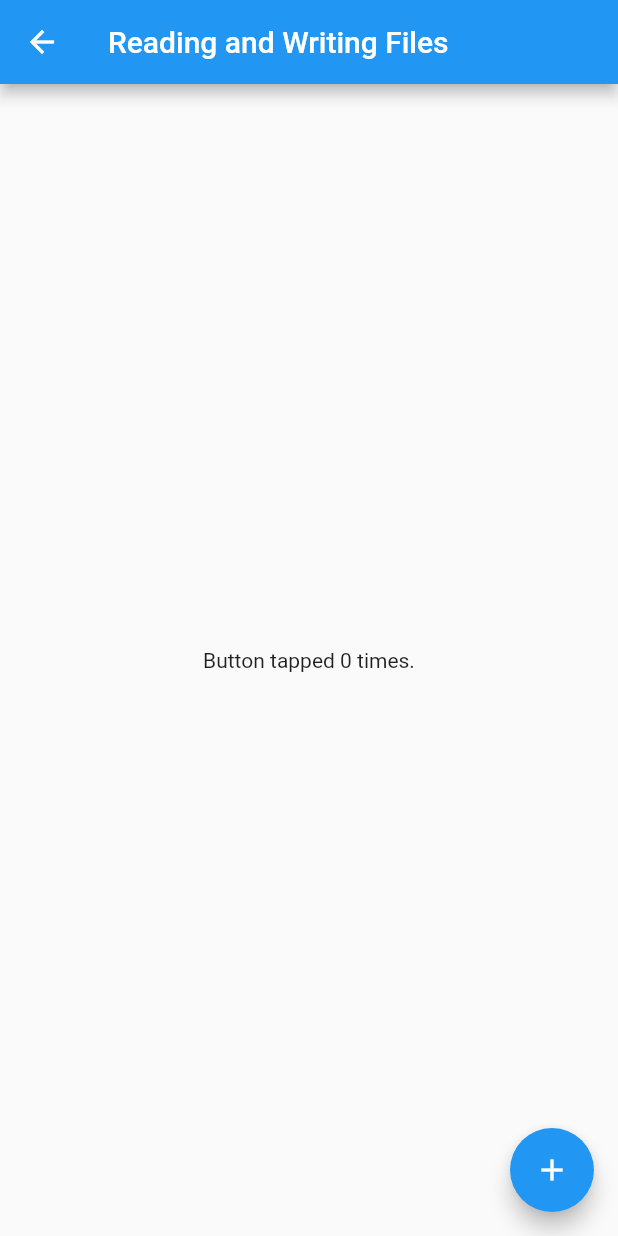
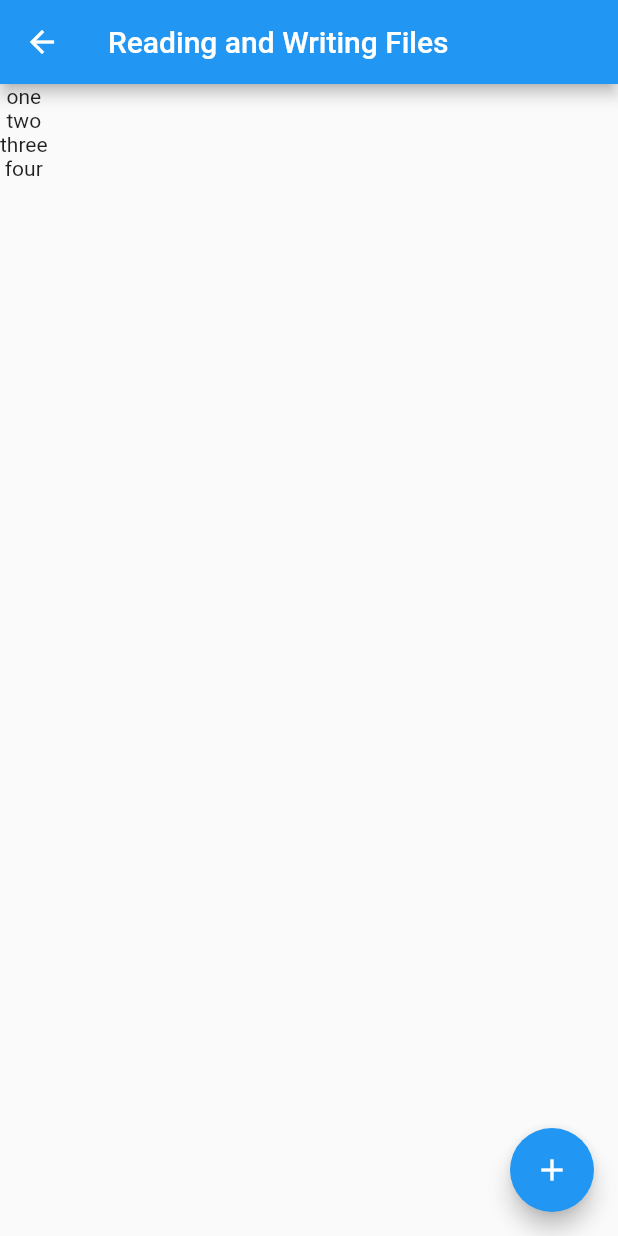
Before and after one commit to jchavaherrera/AplicacionTCU, a Flutter app: the screen it shows after launch, after a tap on "Ingresar", on a phone screen of 412 x 824 dp. Run offline on Flutter 3.47's test engine with Material 2 defaults, Android fonts, the light colour scheme and no system bars; our stand-ins replace local_auth.

Commit message:
Imprime la lista de palabras

```diff
--- a/lib/home.dart
+++ b/lib/home.dart
@@ -37,6 +37,11 @@ class CounterStorage {
     // Write the file
     return file.writeAsString('$counter');
   }
+
+  Future<List<String>> movimientos() async {
+    var list = ["one", "two", "three", "four"];
+    return list;
+  }
 }
 
 class FlutterDemo extends StatefulWidget {
@@ -50,6 +55,8 @@ class FlutterDemo extends StatefulWidget {
 
 class _FlutterDemoState extends State<FlutterDemo> {
   int _counter = 0;
+  late List<String> lista;
+  int _size = 0;
 
   @override
   void initState() {
@@ -57,6 +64,12 @@ class _FlutterDemoState extends State<FlutterDemo> {
     widget.storage.readCounter().then((int value) {
       setState(() {
         _counter = value;
+      });
+    });
+    widget.storage.movimientos().then((value) {
+      setState(() {
+        lista = value;
+        lista.length;
       });
     });
   }
@@ -72,14 +85,18 @@ class _FlutterDemoState extends State<FlutterDemo> {
 
   @override
   Widget build(BuildContext context) {
+    if (lista == null) {
+      throw 0;
+    }
     return Scaffold(
       appBar: AppBar(
         title: const Text('Reading and Writing Files'),
       ),
-      body: Center(
-        child: Text(
+      body: Column(
+        children: <Widget>[for (var item in lista) Text(item)],
+        /*child: Text(
           'Button tapped $_counter time${_counter == 1 ? '' : 's'}.',
-        ),
+        ),*/
       ),
       floatingActionButton: FloatingActionButton(
         onPressed: _incrementCounter,
```
